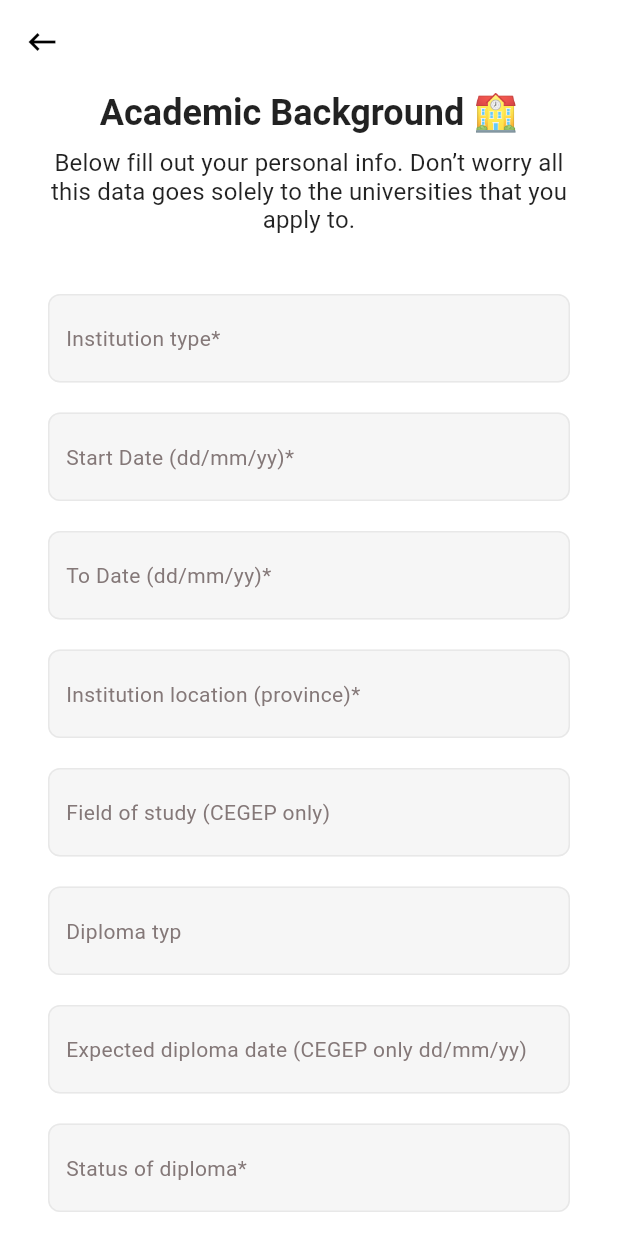
After one commit to nganphan123/EdHub, a Flutter app: the AcademicBackgroundPage screen opened directly, on a phone screen of 412 x 824 dp. The commit adds this screen. Run offline on Flutter 3.47's test engine with Material 2 defaults, Android fonts, the phone set to English and light mode, and no system bars; our stand-ins replace convex_bottom_bar.

Commit message:
Finished UI for academic background page

```diff
--- /dev/null
+++ b/lib/profile/academic.dart
@@ -0,0 +1,108 @@
+import 'package:flutter/material.dart';
+import 'package:htn2021/components/text_fields.dart';
+import 'package:htn2021/themes/colors.dart';
+import 'package:htn2021/themes/typography.dart';
+
+class AcademicBackgroundPage extends StatefulWidget {
+  const AcademicBackgroundPage({Key? key}) : super(key: key);
+
+  @override
+  _AcademicBackgroundPageState createState() => _AcademicBackgroundPageState();
+}
+
+class _AcademicBackgroundPageState extends State<AcademicBackgroundPage> {
+  final Map<String, TextEditingController> hintTextsToController = {
+    "Institution type*": TextEditingController(),
+    "Start Date (dd/mm/yy)*": TextEditingController(),
+    "To Date (dd/mm/yy)*": TextEditingController(),
+    "Institution location (province)*": TextEditingController(),
+    "Field of study (CEGEP only)": TextEditingController(),
+    "Diploma typ": TextEditingController(),
+    "Expected diploma date (CEGEP only dd/mm/yy)": TextEditingController(),
+    "Status of diploma*": TextEditingController(),
+    "Attended another institution? (Yes or No)*": TextEditingController(),
+    "Name(s) of institution(s)": TextEditingController(),
+    "Dates attended (mm/yy-mm/yy)*": TextEditingController(),
+  };
+
+  @override
+  Widget build(BuildContext context) {
+    return Scaffold(
+      appBar: AppBar(
+        backgroundColor: white,
+        leading: IconButton(
+          icon: Icon(Icons.keyboard_backspace),
+          color: black,
+          onPressed: () => Navigator.of(context).pop(),
+        ),
+        elevation: 0,
+      ),
+      backgroundColor: white,
+      body: Padding(
+        padding: const EdgeInsets.symmetric(horizontal: 32.0),
+        child: ListView(
+          children: [
+            Padding(
+              padding: const EdgeInsets.only(top: 5, bottom: 10),
+              child: Text(
+                "Academic Background 🏫",
+                textAlign: TextAlign.center,
+                style: headline5.copyWith(fontWeight: FontWeight.bold),
+              ),
+            ),
+            Text(
+              "Below fill out your personal info. Don’t worry all this data goes solely to the universities that you apply to.",
+              textAlign: TextAlign.center,
+              style: subtitle1,
+            ),
+            SizedBox(height: 30),
+            ...hintTextsToController.keys
+                .map((hintText) => CustomTextField(
+                    hintText: hintText,
+                    controller: hintTextsToController[hintText]!))
+                .toList(),
+            SizedBox(height: 30),
+            Row(
+              children: [
+                Expanded(
+                  child: Padding(
+                    padding: const EdgeInsets.symmetric(horizontal: 12),
+                    child: Column(
+                      children: [
+                        Text(
+                          "Are you all done?\nClick the button below ⬇️",
+                          textAlign: TextAlign.center,
+                        ),
+                        Padding(
+                          padding: const EdgeInsets.symmetric(horizontal: 4),
+                          child: TextButton(
+                            style: TextButton.styleFrom(
+                              shape: RoundedRectangleBorder(
+                                  borderRadius: BorderRadius.circular(16.0)),
+                              minimumSize: const Size.fromHeight(35),
+                              primary: white,
+                              backgroundColor: mediumBlue,
+                            ),
+                            onPressed: () => Navigator.of(context).pop(),
+                            child: Text("All Done"),
+                          ),
+                        ),
+                      ],
+                    ),
+                  ),
+                ),
+                CircleAvatar(
+                  radius: 60,
+                  backgroundColor: white,
+                  backgroundImage:
+                      AssetImage('assets/images/thinking_emoji.png'),
+                ),
+              ],
+            ),
+            SizedBox(height: 50)
+          ],
+        ),
+      ),
+    );
+  }
+}
--- a/lib/profile/profile.dart
+++ b/lib/profile/profile.dart
@@ -69,7 +69,8 @@ class ProfileView extends StatelessWidget {
           ),
           SizedBox(height: 25),
           SectionEditButton(
-            onPressed: () {},
+            onPressed: () =>
+                Navigator.of(context).pushNamed("/academic_background"),
             sectionName: sections[1],
           ),
           SizedBox(height: 25),
```
